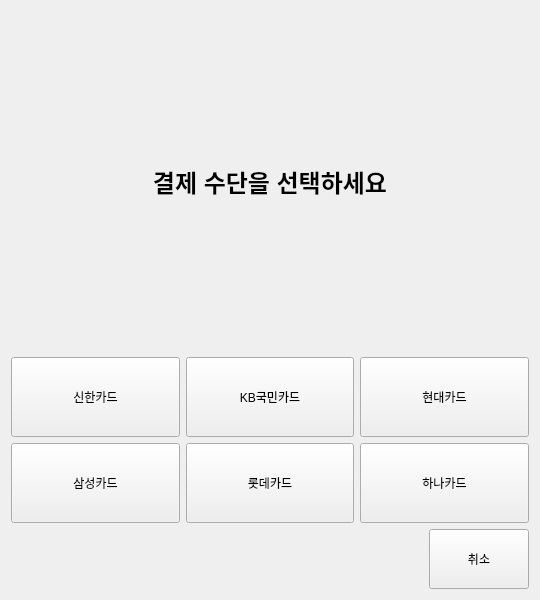
minki9252/TheVentiKiosk, file VentiApp/Payment/paymethodview.ui: the form before one commit.
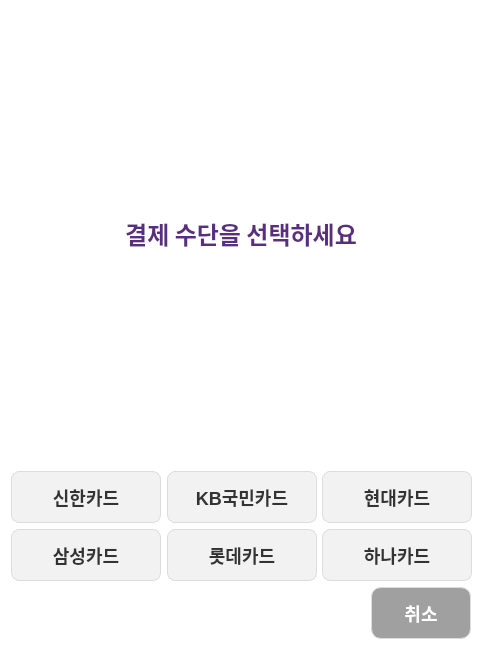
The form after the commit.

Patch:
```diff
--- a/VentiApp/Payment/paymethodview.ui
+++ b/VentiApp/Payment/paymethodview.ui
@@ -3,54 +3,192 @@
  <class>PayMethodView</class>
  <widget class="QWidget" name="PayMethodView">
   <property name="geometry">
-   <rect><x>0</x><y>0</y><width>540</width><height>600</height></rect>
+   <rect>
+    <x>0</x>
+    <y>0</y>
+    <width>482</width>
+    <height>650</height>
+   </rect>
   </property>
-  <property name="minimumSize"><size><width>540</width><height>600</height></size></property>
-  <property name="maximumSize"><size><width>540</width><height>600</height></size></property>
+  <property name="minimumSize">
+   <size>
+    <width>480</width>
+    <height>650</height>
+   </size>
+  </property>
+  <property name="maximumSize">
+   <size>
+    <width>482</width>
+    <height>650</height>
+   </size>
+  </property>
+  <property name="styleSheet">
+   <string notr="true">/* 전반적인 위젯 배경 */
+QWidget {
+    background-color: #FFFFFF;
+    font-family: &quot;Malgun Gothic&quot;, sans-serif;
+}
+
+/* 제목 레이블 (예: 쿠폰 입력, 결제 수단 선택) */
+QLabel#label, QLabel#label_3, QLabel#label_title {
+    color: #5A2D81;
+    font-weight: bold;
+    font-size: 24px;
+    margin-bottom: 10px;
+}
+
+/* 숫자 입력칸 (QLineEdit) */
+QLineEdit {
+    border: 2px solid #5A2D81;
+    border-radius: 10px;
+    padding: 10px;
+    font-size: 22px;
+    color: #333333;
+    background-color: #F9F9F9;
+}
+
+/* 일반 버튼 (숫자 패드 등) */
+QPushButton {
+    background-color: #F2F2F2;
+    border: 1px solid #DCDCDC;
+    border-radius: 8px;
+    font-size: 18px;
+    font-weight: bold;
+    color: #333333;
+    min-height: 50px;
+}
+
+QPushButton:pressed {
+    background-color: #E0E0E0;
+}
+
+/* 포인트 버튼 (확인, 결제하기, APP쿠폰 등) */
+QPushButton#pushButton_15, QPushButton#btnPay, QPushButton#coupon_app_btn, QPushButton#btn_insert_card {
+    background-color: #5A2D81;
+    color: #FFFFFF;
+    border: none;
+    border-radius: 10px;
+    font-size: 20px;
+}
+
+QPushButton:hover {
+    background-color: #723D9D;
+}
+
+/* 취소/이전 버튼 */
+QPushButton#pushButton_14, QPushButton#btnCancel, QPushButton#btn_cancel {
+    background-color: #A0A0A0;
+    color: #FFFFFF;
+    border-radius: 10px;
+}
+
+/* 결과창 레이블 (조회 성공/실패) */
+QLabel#label[text=&quot;조회 성공&quot;] {
+    color: #2D815A;
+    font-size: 20px;
+}
+
+QLabel#label_2[text=&quot;조회 실패&quot;] {
+    color: #D32F2F;
+    font-size: 20px;
+}</string>
+  </property>
   <layout class="QVBoxLayout" name="verticalLayout">
    <item>
     <widget class="QLabel" name="label_title">
-     <property name="text"><string>결제 수단을 선택하세요</string></property>
-     <property name="font"><font><pointsize>18</pointsize><bold>true</bold></font></property>
-     <property name="alignment"><set>Qt::AlignmentFlag::AlignCenter</set></property>
+     <property name="font">
+      <font>
+       <family>Malgun Gothic</family>
+       <pointsize>-1</pointsize>
+       <bold>true</bold>
+      </font>
+     </property>
+     <property name="text">
+      <string>결제 수단을 선택하세요</string>
+     </property>
+     <property name="alignment">
+      <set>Qt::AlignmentFlag::AlignCenter</set>
+     </property>
     </widget>
    </item>
    <item>
     <layout class="QGridLayout" name="gridLayout">
      <item row="0" column="0">
       <widget class="QPushButton" name="btn_shinhan">
-       <property name="text"><string>신한카드</string></property>
-       <property name="minimumSize"><size><width>150</width><height>80</height></size></property>
+       <property name="minimumSize">
+        <size>
+         <width>150</width>
+         <height>52</height>
+        </size>
+       </property>
+       <property name="text">
+        <string>신한카드</string>
+       </property>
       </widget>
      </item>
      <item row="0" column="1">
       <widget class="QPushButton" name="btn_kb">
-       <property name="text"><string>KB국민카드</string></property>
-       <property name="minimumSize"><size><width>150</width><height>80</height></size></property>
+       <property name="minimumSize">
+        <size>
+         <width>150</width>
+         <height>52</height>
+        </size>
+       </property>
+       <property name="text">
+        <string>KB국민카드</string>
+       </property>
       </widget>
      </item>
      <item row="0" column="2">
       <widget class="QPushButton" name="btn_hyundai">
-       <property name="text"><string>현대카드</string></property>
-       <property name="minimumSize"><size><width>150</width><height>80</height></size></property>
+       <property name="minimumSize">
+        <size>
+         <width>150</width>
+         <height>52</height>
+        </size>
+       </property>
+       <property name="text">
+        <string>현대카드</string>
+       </property>
       </widget>
      </item>
      <item row="1" column="0">
       <widget class="QPushButton" name="btn_samsung">
-       <property name="text"><string>삼성카드</string></property>
-       <property name="minimumSize"><size><width>150</width><height>80</height></size></property>
+       <property name="minimumSize">
+        <size>
+         <width>150</width>
+         <height>52</height>
+        </size>
+       </property>
+       <property name="text">
+        <string>삼성카드</string>
+       </property>
       </widget>
      </item>
      <item row="1" column="1">
       <widget class="QPushButton" name="btn_lotte">
-       <property name="text"><string>롯데카드</string></property>
-       <property name="minimumSize"><size><width>150</width><height>80</height></size></property>
+       <property name="minimumSize">
+        <size>
+         <width>150</width>
+         <height>52</height>
+        </size>
+       </property>
+       <property name="text">
+        <string>롯데카드</string>
+       </property>
       </widget>
      </item>
      <item row="1" column="2">
       <widget class="QPushButton" name="btn_hana">
-       <property name="text"><string>하나카드</string></property>
-       <property name="minimumSize"><size><width>150</width><height>80</height></size></property>
+       <property name="minimumSize">
+        <size>
+         <width>150</width>
+         <height>52</height>
+        </size>
+       </property>
+       <property name="text">
+        <string>하나카드</string>
+       </property>
       </widget>
      </item>
     </layout>
@@ -62,8 +200,15 @@
      </item>
      <item>
       <widget class="QPushButton" name="btn_cancel">
-       <property name="text"><string>취소</string></property>
-       <property name="minimumSize"><size><width>100</width><height>60</height></size></property>
+       <property name="minimumSize">
+        <size>
+         <width>100</width>
+         <height>52</height>
+        </size>
+       </property>
+       <property name="text">
+        <string>취소</string>
+       </property>
       </widget>
      </item>
     </layout>
```
Left out of the diff: 12 changed lines with no effect on the pictures.
